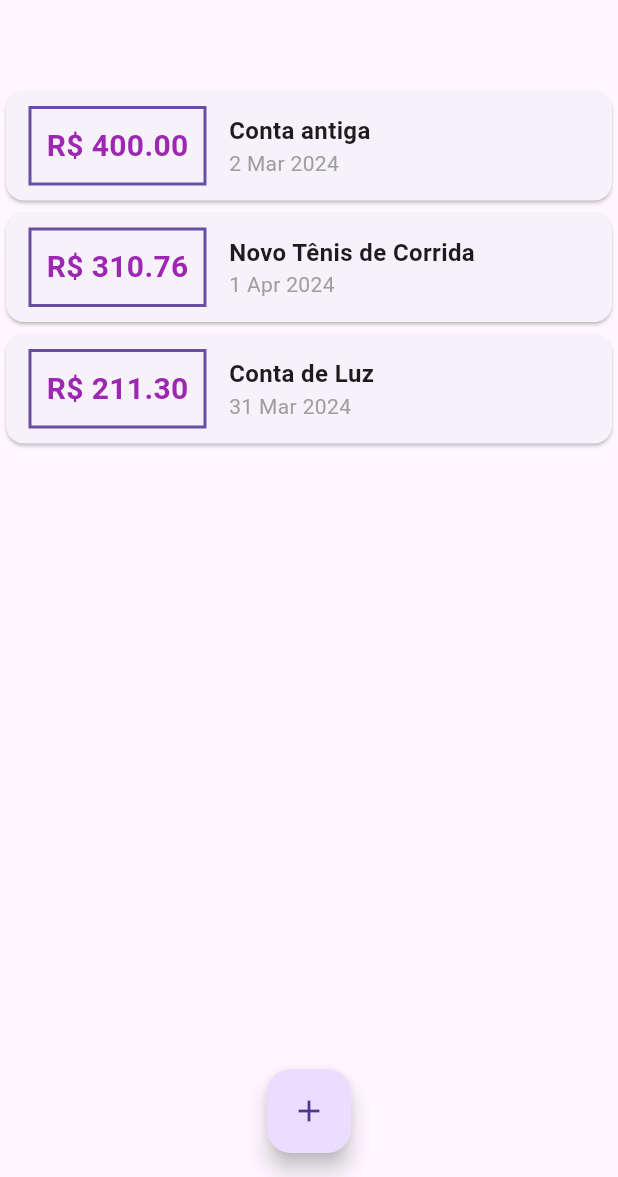
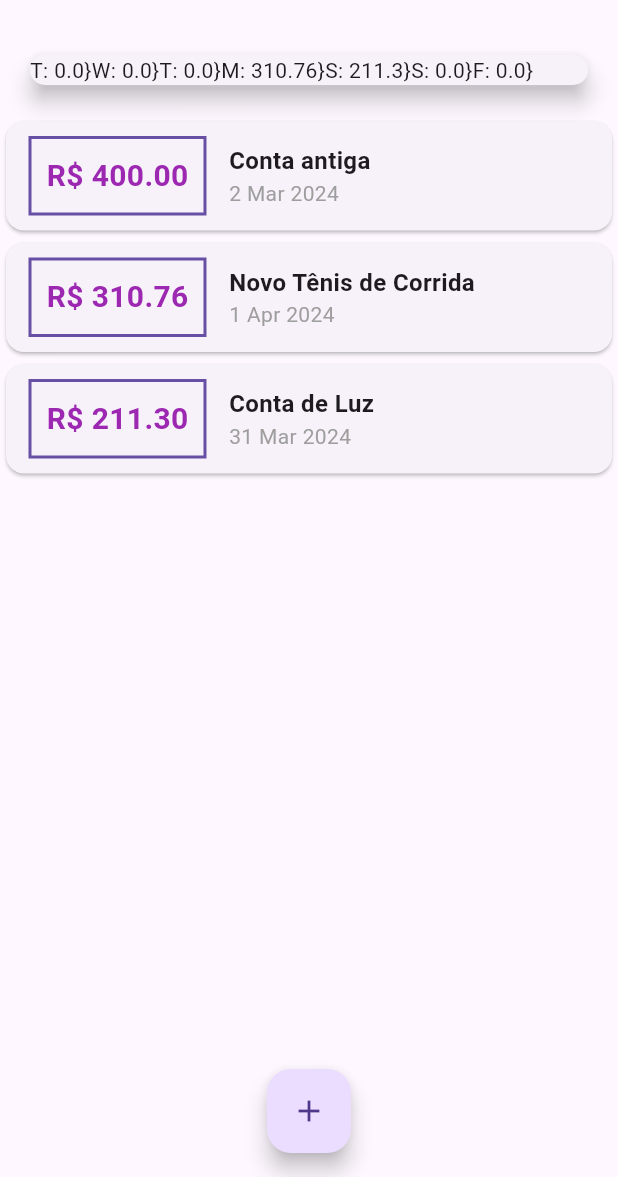
Before and after one commit to PedroHSiqueira/Flutter_Expenses, a Flutter app: the screen it shows after launch, on a phone screen of 412 x 824 dp, the part 59-1236 px from its top. Run offline on Flutter 3.47's test engine with Material 3 defaults, Android fonts, the phone set to English and light mode, and no system bars; Roboto replaces fonts that are missing (OpenSans).

Commit message:
🔨 Feat: add Chart Bar

```diff
--- a/lib/components/chart.dart
+++ b/lib/components/chart.dart
@@ -21,9 +21,6 @@ class Chart extends StatelessWidget {
         if (sameDay && sameMonth && sameYear) {
           totalSum += recentTrasaction[i].value;
         }
-
-        print(DateFormat.E().format(weekDay)[0]);
-        print(totalSum);
       }
 
       return {
@@ -36,11 +33,13 @@ class Chart extends StatelessWidget {
   @override
   Widget build(BuildContext context) {
     groupedTrasaction;
-    return const Card(
+    return Card(
       elevation: 6,
       margin: EdgeInsets.all(20),
       child: Row(
-        children: [],
+        children: groupedTrasaction.map((tr) {
+          return Text('${tr["day"]}: ${tr["value"]}}');
+        }).toList(),
       ),
     );
   }
```
Also changed, not shown: lib/components/chart_bar.dart (added, +10 -0 lines).
